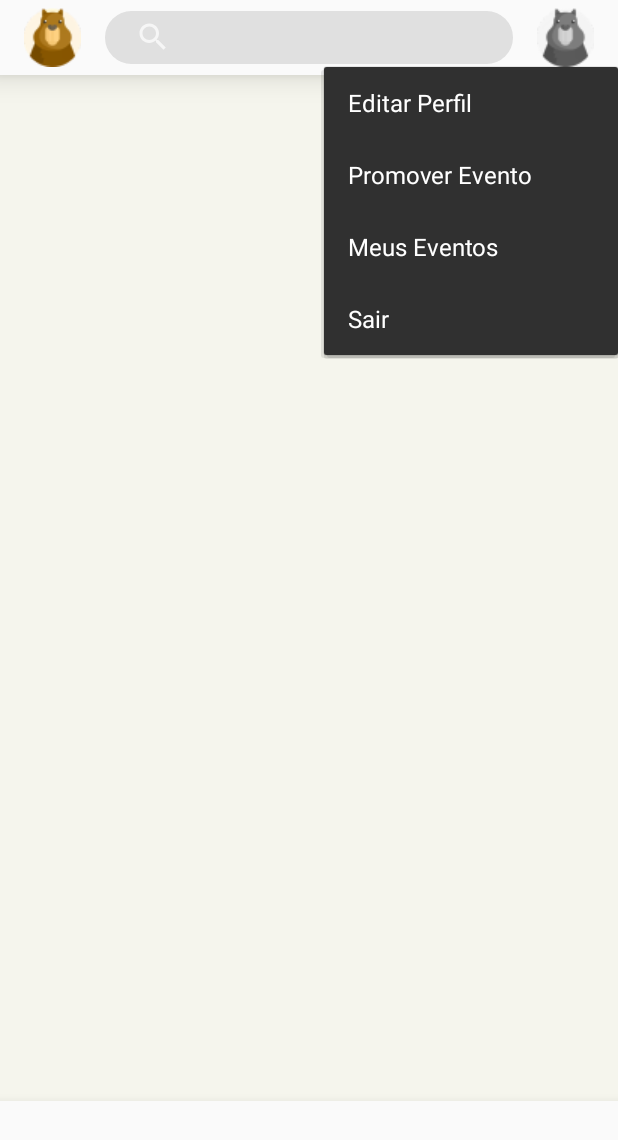
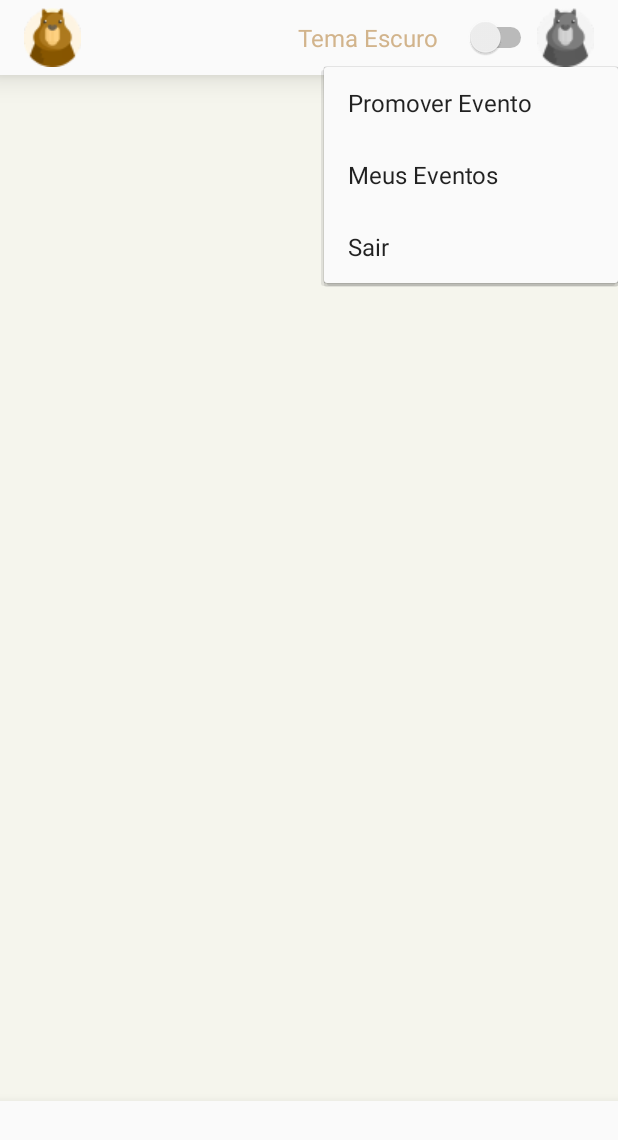
Before and after one commit to clmjunior/migocwb_android, an Android app: the HomeFragment screen opened through its navigation route, after a tap on an icon or button, on a phone screen of 412 x 824 dp. Shown: the top 1140 px of the screen. Run offline under Robolectric (Android 15) with nearby library versions, the light colour scheme and no system bars.

Commit message:
diversos ajustes

```diff
--- a/app/src/main/AndroidManifest.xml
+++ b/app/src/main/AndroidManifest.xml
@@ -13,7 +13,7 @@
         android:label="@string/app_name"
         android:roundIcon="@mipmap/ic_launcher_round"
         android:supportsRtl="true"
-        android:theme="@style/Theme.Migo"
+        android:theme="@style/AppTheme"
         tools:targetApi="31">
         <activity
             android:name=".MainActivity"
--- a/app/src/main/java/com/example/migo/EventAdapter.kt
+++ b/app/src/main/java/com/example/migo/EventAdapter.kt
@@ -26,6 +26,7 @@ class EventAdapter(
         val editButton: Button = itemView.findViewById(R.id.editButton)
         val deleteButton: Button = itemView.findViewById(R.id.deleteButton)
         val reactivateButton: Button = itemView.findViewById(R.id.reactivateButton)
+        val addressTextView: TextView = itemView.findViewById((R.id.addressTextView))
     }
 
     override fun onCreateViewHolder(parent: ViewGroup, viewType: Int): EventViewHolder {
@@ -40,6 +41,10 @@ class EventAdapter(
 
         val dateTime = "Data: ${currentItem.data} às ${currentItem.horario}"
         holder.dateTimeTextView.text = dateTime
+
+        // Set the address text
+        val address = "${currentItem.rua}, ${currentItem.numero}, ${currentItem.bairro}, ${currentItem.cidade} - ${currentItem.uf}, CEP: ${currentItem.cep}"
+        holder.addressTextView.text = address
 
         // Decode the base64 string to a Bitmap and set it on the ImageView
         val imageBytes = Base64.decode(currentItem.imagem, Base64.DEFAULT)
@@ -98,6 +103,7 @@ class EventAdapter(
         }
     }
 
+
     override fun getItemCount() = eventList.size
 
     fun updateEvents(newEvents: List<Event>) {
--- a/app/src/main/java/com/example/migo/HomeFragment.kt
+++ b/app/src/main/java/com/example/migo/HomeFragment.kt
@@ -3,11 +3,13 @@ package com.example.migo
 
 import android.content.SharedPreferences
 import android.os.Bundle
+import android.util.Log
 import android.view.LayoutInflater
 import android.view.View
 import android.view.ViewGroup
 import android.widget.PopupMenu
 import androidx.appcompat.app.AppCompatActivity
+import androidx.appcompat.app.AppCompatDelegate
 import androidx.fragment.app.Fragment
 import androidx.lifecycle.lifecycleScope
 import androidx.navigation.fragment.findNavController
@@ -24,15 +26,12 @@ class HomeFragment : Fragment() {
 
     private lateinit var sharedPreferences: SharedPreferences
     private lateinit var eventAdapter: EventAdapter
-    private var loggedInUserId: Int = 0
     private lateinit var sqLitehelper: SQLitehelper
 
     override fun onCreateView(
         inflater: LayoutInflater, container: ViewGroup?,
         savedInstanceState: Bundle?
     ): View {
-        sharedPreferences = requireContext().getSharedPreferences("myPrefs", AppCompatActivity.MODE_PRIVATE)
-        loggedInUserId = sharedPreferences.getString("userId", "0")?.toInt() ?: 0
         _binding = FragmentHomeBinding.inflate(inflater, container, false)
         return binding.root
     }
@@ -41,17 +40,48 @@ class HomeFragment : Fragment() {
         super.onViewCreated(view, savedInstanceState)
 
         sharedPreferences = requireContext().getSharedPreferences("myPrefs", AppCompatActivity.MODE_PRIVATE)
-        sqLitehelper = SQLitehelper(requireContext()) // Inicialize o SQLitehelper aqui
+        sqLitehelper = SQLitehelper(requireContext())
 
-        loggedInUserId = sharedPreferences.getString("userId", "0")?.toInt() ?: 0
-        eventAdapter = EventAdapter(emptyList(), loggedInUserId, sqLitehelper) // Passe o SQLitehelper para o EventAdapter
+        setupRecyclerView()
+        setupThemeSwitch()
+        setupClickListeners()
+        loadEvents()
+    }
+
+    private fun setupRecyclerView() {
+        eventAdapter = EventAdapter(emptyList(), getUserId(), sqLitehelper)
         binding.recyclerViewEvents.apply {
             layoutManager = LinearLayoutManager(requireContext())
             adapter = eventAdapter
         }
+    }
 
-        loadEvents()
+    private fun setupThemeSwitch() {
+        val switchTheme = binding.switchTheme
 
+        // Define o estado inicial do switch com base no tema salvo
+        val isDarkMode = sharedPreferences.getBoolean("isDarkMode", false)
+        switchTheme.isChecked = isDarkMode
+
+        // Define o listener para o switch
+        switchTheme.setOnCheckedChangeListener { _, isChecked ->
+            if (isChecked) {
+                // Se o switch estiver ativado, define o tema para escuro
+                AppCompatDelegate.setDefaultNightMode(AppCompatDelegate.MODE_NIGHT_YES)
+                saveThemeSelection(true)
+            } else {
+                // Se o switch estiver desativado, define o tema para claro (modo padrão)
+                AppCompatDelegate.setDefaultNightMode(AppCompatDelegate.MODE_NIGHT_NO)
+                saveThemeSelection(false)
+            }
+        }
+    }
+
+    private fun saveThemeSelection(isDarkMode: Boolean) {
+        sharedPreferences.edit().putBoolean("isDarkMode", isDarkMode).apply()
+    }
+
+    private fun setupClickListeners() {
         binding.profileImg.setOnClickListener {
             showPopupMenu(it)
         }
@@ -112,15 +142,15 @@ class HomeFragment : Fragment() {
         }
     }
 
+    private fun getUserId(): Int {
+        return sharedPreferences.getString("userId", "0")?.toInt() ?: 0
+    }
+
     private fun showPopupMenu(view: View) {
         val popupMenu = PopupMenu(requireContext(), view)
         popupMenu.menuInflater.inflate(R.menu.user_menu_options, popupMenu.menu)
         popupMenu.setOnMenuItemClickListener { item ->
             when (item.itemId) {
-                R.id.menu_edit_profile -> {
-                    // Open profile edit fragment
-                    true
-                }
                 R.id.menu_promote_event -> {
                     findNavController().navigate(R.id.action_homeFragment_to_eventFormFragment)
                     true
--- a/app/src/main/res/layout/fragment_edit_event.xml
+++ b/app/src/main/res/layout/fragment_edit_event.xml
@@ -8,7 +8,7 @@
         xmlns:tools="http://schemas.android.com/tools"
         android:layout_width="match_parent"
         android:layout_height="match_parent"
-        android:background="@color/beige">
+        android:background="?android:attr/colorPrimary">
 
         <LinearLayout
             android:layout_width="match_parent"
--- a/app/src/main/res/layout/fragment_event_form.xml
+++ b/app/src/main/res/layout/fragment_event_form.xml
@@ -8,7 +8,7 @@
         xmlns:tools="http://schemas.android.com/tools"
         android:layout_width="match_parent"
         android:layout_height="match_parent"
-        android:background="@color/beige">
+        android:background="?android:attr/colorPrimary">
 
         <LinearLayout
             android:layout_width="match_parent"
--- a/app/src/main/res/layout/fragment_home.xml
+++ b/app/src/main/res/layout/fragment_home.xml
@@ -4,8 +4,7 @@
     xmlns:tools="http://schemas.android.com/tools"
     android:layout_width="match_parent"
     android:layout_height="match_parent"
-    tools:context=".HomeFragment"
-    android:background="@color/beige_background">
+    tools:context=".HomeFragment">
 
     <LinearLayout
         android:id="@+id/topMenu"
@@ -14,7 +13,7 @@
         android:layout_gravity="center_horizontal"
         android:orientation="horizontal"
         android:gravity="center_vertical"
-        android:background="@color/light_background"
+        android:background="?android:attr/colorPrimary"
         android:elevation="12dp">
 
         <ImageView
@@ -24,18 +23,27 @@
             android:src="@drawable/off_logo_img"
             android:layout_marginStart="16dp"/>
 
-        <androidx.appcompat.widget.SearchView
-            android:id="@+id/searchView"
+        <LinearLayout
             android:layout_width="0dp"
-            android:layout_height="35dp"
+            android:layout_height="wrap_content"
             android:layout_weight="1"
-            android:queryHint="Pesquisar..."
-            android:background="@drawable/search_view_background"
-            app:iconifiedByDefault="false"
-            app:queryBackground="@null"
-            app:queryHint="@null"
-            android:layout_marginStart="16dp"
-            android:layout_marginEnd="16dp"/>
+            android:orientation="horizontal"
+            android:gravity="end">
+
+
+            <TextView
+                android:layout_width="wrap_content"
+                android:layout_height="wrap_content"
+                android:layout_gravity="center_vertical"
+                android:text="Tema Escuro"
+                android:textColor="@color/tan"
+                android:textSize="16sp" />
+
+            <Switch
+                android:id="@+id/switch_theme"
+                android:layout_width="66dp"
+                android:layout_height="wrap_content" />
+        </LinearLayout>
 
         <ImageView
             android:id="@+id/profileImg"
@@ -44,6 +52,7 @@
             android:src="@drawable/profile_img"
             android:layout_marginEnd="16dp"/>
     </LinearLayout>
+
 
     <androidx.recyclerview.widget.RecyclerView
         android:id="@+id/recyclerViewEvents"
@@ -57,7 +66,7 @@
         android:layout_width="match_parent"
         android:layout_height="90dp"
         android:orientation="horizontal"
-        android:background="@color/light_background"
+        android:background="?android:attr/colorPrimary"
         android:elevation="12dp"
         android:layout_gravity="bottom">
 
--- a/app/src/main/res/layout/fragment_sign_up.xml
+++ b/app/src/main/res/layout/fragment_sign_up.xml
@@ -460,7 +460,6 @@
             android:background="@drawable/button_background_orange"
             android:fontFamily="@font/vocal_bold"
             android:gravity="center"
-            android:theme="@style/Theme.Migo"
             android:text="Cadastrar"
             android:textSize="15sp" />
 
--- a/app/src/main/res/menu/user_menu_options.xml
+++ b/app/src/main/res/menu/user_menu_options.xml
@@ -1,7 +1,5 @@
 <menu xmlns:android="http://schemas.android.com/apk/res/android">
-    <item
-        android:id="@+id/menu_edit_profile"
-        android:title="Editar Perfil" />
+
     <item
         android:id="@+id/menu_promote_event"
         android:title="Promover Evento" />
--- a/app/src/main/res/values-night/themes.xml
+++ b/app/src/main/res/values-night/themes.xml
@@ -1,7 +1,8 @@
 <resources xmlns:tools="http://schemas.android.com/tools">
     <!-- Base application theme. -->
-    <style name="Base.Theme.Migo" parent="Theme.AppCompat">
-        <!-- Customize your dark theme here. -->
-        <!-- <item name="colorPrimary">@color/my_dark_primary</item> -->
+    <style name="AppTheme" parent="Theme.AppCompat">
+        <item name="android:windowBackground">@color/dark_background</item>
+        <item name="colorPrimary">@color/tan_dark</item>
+
     </style>
 </resources>
--- a/app/src/main/res/values/colors.xml
+++ b/app/src/main/res/values/colors.xml
@@ -18,12 +18,17 @@
     <!-- PALETA MIGOCWB (Tema Escuro) -->
     <color name="misty_rose_dark">#353532</color>
     <color name="beige_dark">#4E4E42</color>
-    <color name="tan_dark">#8B6D3E</color>
+    <color name="tan_dark">#978E82</color>
     <color name="royal_purple_dark">#3E2B5C</color>
     <color name="tomato_red_dark">#751D16</color>
-    <color name="dark_background">#20190E</color>
+    <color name="dark_background">#2E2414</color>
     <color name="orange_dark">#6E3D17</color>
     <color name="green_dark">#0D5038</color>
 
 
+
+    <color name="colorPrimary">#6200EE</color>
+    <color name="colorPrimaryDark">#3700B3</color>
+    <color name="colorAccent">#03DAC5</color>
+
 </resources>
--- a/app/src/main/res/values/themes.xml
+++ b/app/src/main/res/values/themes.xml
@@ -1,27 +1,6 @@
 <resources xmlns:tools="http://schemas.android.com/tools">
-    <!-- Base application theme. -->
-    <style name="Base.Theme.Migo" parent="Theme.AppCompat">
-        <!-- Customize your light theme here. -->
-        <item name="colorMistyRose">@color/misty_rose</item>
-        <item name="colorBeige">@color/beige</item>
-        <item name="colorTan">@color/tan</item>
-        <item name="colorRoyalPurple">@color/royal_purple</item>
-        <item name="colorTomatoRed">@color/tomato_red</item>
-        <item name="colorLightBackground">@color/light_background</item>
-        <item name="colorOrange">@color/orange</item>
-        <item name="colorGreen">@color/green</item>
-        <item name="fontColor">@color/black</item>
-
-        <!-- Fullscreen settings -->
-        <item name="android:windowFullscreen">true</item>
-        <item name="android:windowTranslucentNavigation">true</item>
-        <item name="android:windowTranslucentStatus">true</item>
+    <style name="AppTheme" parent="Theme.AppCompat.Light.NoActionBar">
+        <item name="android:windowBackground">@color/beige_background</item>
+        <item name="colorPrimary">@color/light_background</item>
     </style>
-
-    <style name="TEXTCOLOR">
-        <item name="android:textColor">@color/black</item>
-    </style>
-
-    <style name="Theme.Migo" parent="Base.Theme.Migo" />
-
 </resources>
```
Also changed, not shown: app/src/main/res/layout/card_event.xml (+13 -5 lines), app/src/main/res/layout/fragment_my_events.xml (+3 -4 lines).
